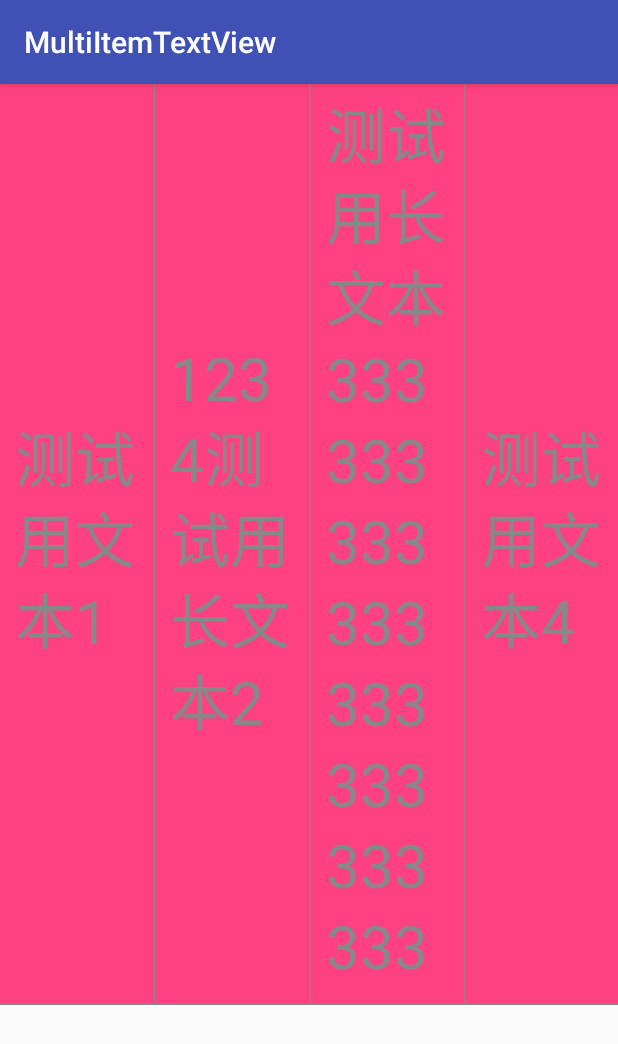
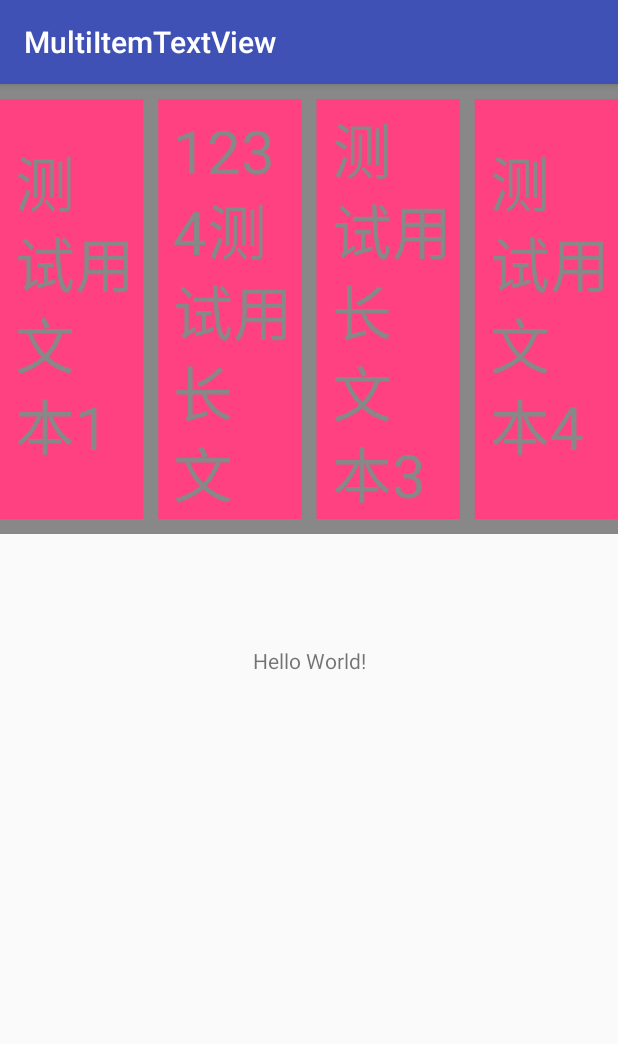
Before and after one commit to foolchen/MultiItemTextView, an Android app: the screen it shows after launch (MainActivity), on a phone screen of 412 x 824 dp. Shown: the top 1044 px of the screen. Run offline under Robolectric (Android 15) with nearby library versions, the phone set to English and light mode, and no system bars.

Commit message:
修正了条目宽度的计算方式

```diff
--- a/app/src/main/res/layout/activity_main.xml
+++ b/app/src/main/res/layout/activity_main.xml
@@ -21,16 +21,16 @@
   <com.foolchen.lib.multiitemtextview.MultiItemTextView
       android:id="@+id/mitv"
       android:layout_width="match_parent"
-      android:layout_height="wrap_content"
+      android:layout_height="300dp"
       android:background="@color/colorAccent"
       app:mitv_bottom_divider_enable="true"
-      app:mitv_count="7"
-      app:mitv_divider_width="1dp"
+      app:mitv_divider_width="10dp"
       app:mitv_gravity="center_vertical"
       app:mitv_item_padding="10dp"
       app:mitv_middle_divider_enable="true"
       app:mitv_text_size="20dp"
       app:mitv_texts="测试1用的文本1234567890|测试用的文本0987654321|1223131212fd|dfsdffsdf|测试分类时间付了款精灵石肯德基六块腹肌凉快点djlfjkdljslsldjfkljfklsdjflk|测试分类时间付了款精灵石肯德基六块腹肌凉快点"
+      app:mitv_top_divider_enable="true"
       />
 
 </android.support.constraint.ConstraintLayout>
--- a/library/src/main/java/com/foolchen/lib/multiitemtextview/MultiItemTextView.kt
+++ b/library/src/main/java/com/foolchen/lib/multiitemtextview/MultiItemTextView.kt
@@ -318,7 +318,7 @@ open class MultiItemTextView : View {
   // 计算每个条目的宽度
   private fun calItemWidth(width: Float): Float {
     return if (mItemWidth == -1F) {
-      (width - paddingLeft - paddingRight - if (mMiddleDividerEnable) mDividerWidth * (mItemCount - 2) else 0F) / mItemCount.toFloat()
+      (width - paddingLeft - paddingRight - if (mMiddleDividerEnable) mDividerWidth * (mItemCount - 1) else 0F) / mItemCount.toFloat()
     } else {
       mItemWidth
     }
```
